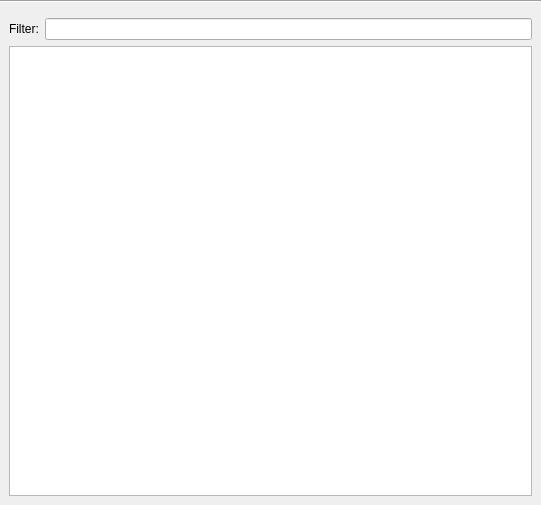
Above: skills/skillsdockwidget.ui from darkadept/empiretools before the change. Below: the same form after it.
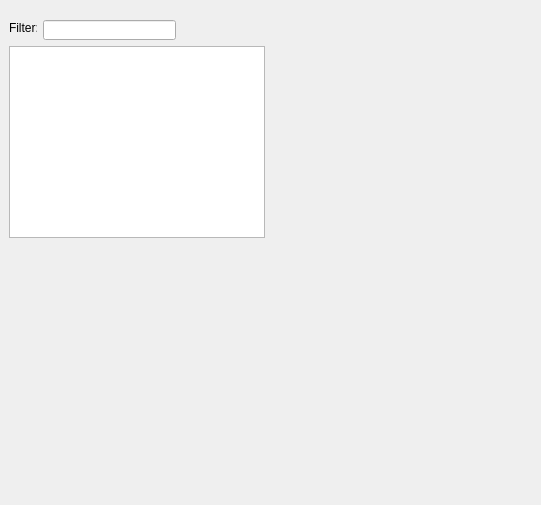
That is the form after the change.

```diff
--- a/skills/skillsdockwidget.ui
+++ b/skills/skillsdockwidget.ui
@@ -14,20 +14,7 @@
    <string>Skills</string>
   </property>
   <widget class="QWidget" name="dockWidgetContents">
-   <layout class="QVBoxLayout" name="verticalLayout">
-    <property name="leftMargin">
-     <number>0</number>
-    </property>
-    <property name="topMargin">
-     <number>0</number>
-    </property>
-    <property name="rightMargin">
-     <number>0</number>
-    </property>
-    <property name="bottomMargin">
-     <number>0</number>
-    </property>
-    <item>
+   <widget class="QWidget" name="">
      <layout class="QVBoxLayout" name="toolbarLayout">
       <item>
        <widget class="Line" name="line">
@@ -37,23 +24,16 @@
        </widget>
       </item>
      </layout>
-    </item>
-    <item>
-     <layout class="QGridLayout" name="gridLayout">
-      <property name="leftMargin">
-       <number>9</number>
-      </property>
-      <property name="topMargin">
-       <number>9</number>
-      </property>
-      <property name="rightMargin">
-       <number>9</number>
-      </property>
-      <property name="bottomMargin">
-       <number>9</number>
-      </property>
-      <item row="0" column="0">
+   </widget>
        <widget class="QLabel" name="label">
+    <property name="geometry">
+     <rect>
+      <x>9</x>
+      <y>20</y>
+      <width>28</width>
+      <height>16</height>
+     </rect>
+    </property>
         <property name="text">
          <string>Filter:</string>
         </property>
@@ -61,12 +41,25 @@
          <cstring>filterLine</cstring>
         </property>
        </widget>
-      </item>
-      <item row="0" column="1">
-       <widget class="QLineEdit" name="filterLine"/>
-      </item>
-      <item row="1" column="0" colspan="2">
+   <widget class="QLineEdit" name="filterLine">
+    <property name="geometry">
+     <rect>
+      <x>43</x>
+      <y>20</y>
+      <width>133</width>
+      <height>20</height>
+     </rect>
+    </property>
+   </widget>
        <widget class="QTableView" name="skillsTable">
+    <property name="geometry">
+     <rect>
+      <x>9</x>
+      <y>46</y>
+      <width>256</width>
+      <height>192</height>
+     </rect>
+    </property>
         <property name="alternatingRowColors">
          <bool>true</bool>
         </property>
@@ -86,10 +79,6 @@
          <bool>false</bool>
         </attribute>
        </widget>
-      </item>
-     </layout>
-    </item>
-   </layout>
   </widget>
  </widget>
  <tabstops>
```
Lines whose indentation alone changed are shown as unchanged.
